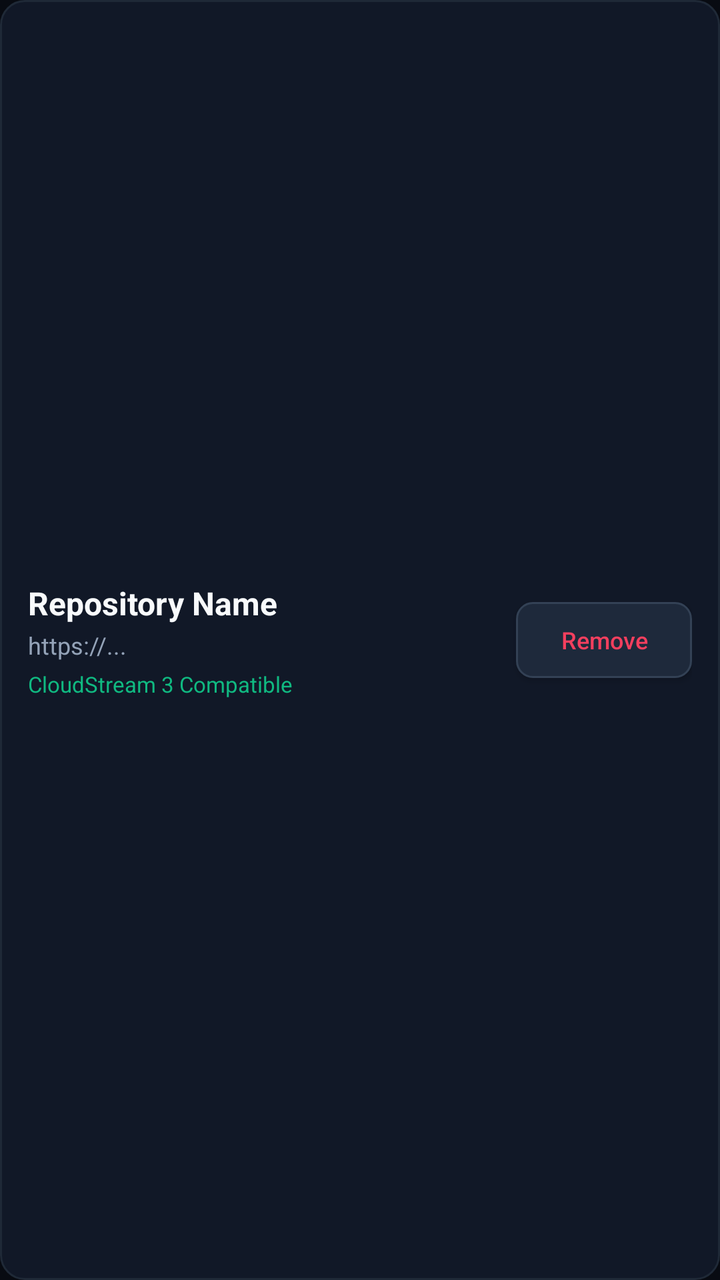
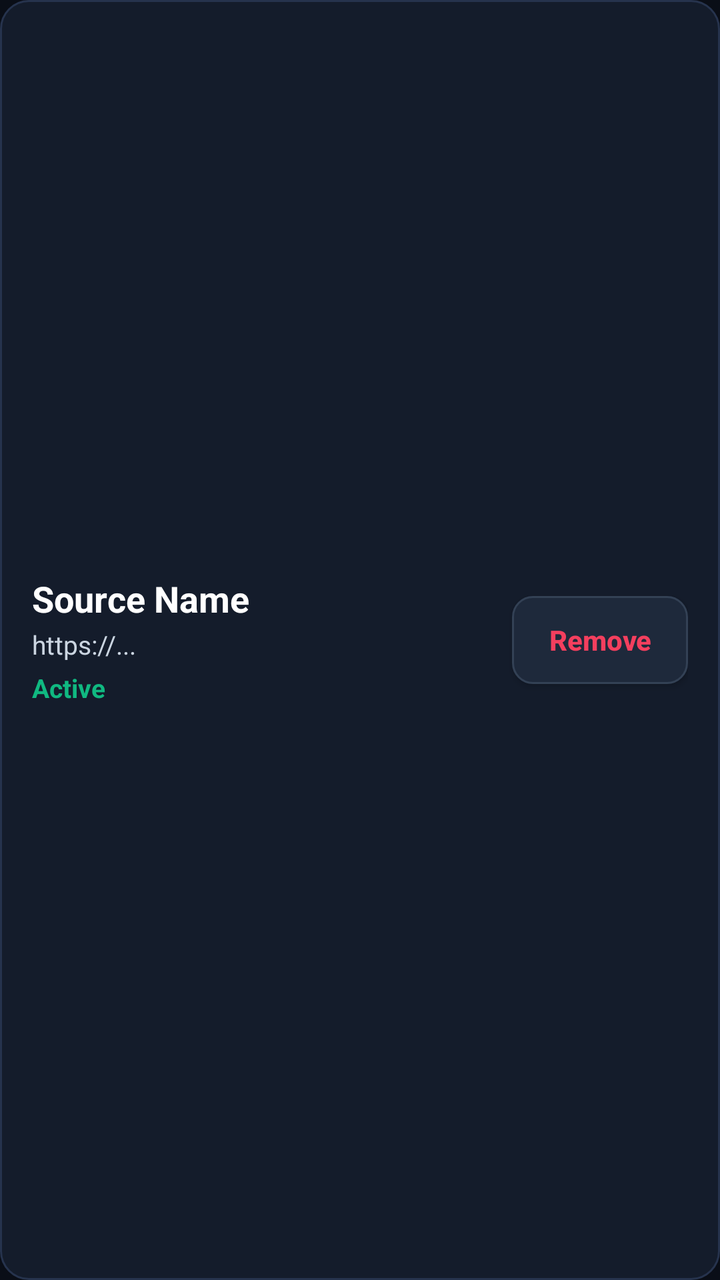

Before-and-after screenshots of an Android layout around one commit, followed by the original layout XML and the change that was made.
<!-- AndroidManifest.xml: application theme Theme.VibeTV -->
<!-- res/layout/item_repo_row.xml -->
<?xml version="1.0" encoding="utf-8"?>
<LinearLayout xmlns:android="http://schemas.android.com/apk/res/android"
    android:layout_width="match_parent"
    android:layout_height="wrap_content"
    android:layout_marginVertical="6dp"
    android:background="@drawable/tv_focus_card"
    android:gravity="center_vertical"
    android:orientation="horizontal"
    android:padding="14dp">

    <LinearLayout
        android:layout_width="0dp"
        android:layout_height="wrap_content"
        android:layout_weight="1"
        android:orientation="vertical">

        <TextView
            android:id="@+id/tv_repo_name"
            android:layout_width="wrap_content"
            android:layout_height="wrap_content"
            android:text="Repository Name"
            android:textColor="@color/vibe_text_primary"
            android:textSize="16sp"
            android:textStyle="bold" />

        <TextView
            android:id="@+id/tv_repo_url"
            android:layout_width="wrap_content"
            android:layout_height="wrap_content"
            android:layout_marginTop="2dp"
            android:ellipsize="middle"
            android:singleLine="true"
            android:text="https://..."
            android:textColor="@color/vibe_text_secondary"
            android:textSize="12sp" />

        <TextView
            android:id="@+id/tv_repo_meta"
            android:layout_width="wrap_content"
            android:layout_height="wrap_content"
            android:layout_marginTop="4dp"
            android:text="CloudStream 3 Compatible"
            android:textColor="@color/vibe_emerald"
            android:textSize="11sp" />
    </LinearLayout>

    <Button
        android:id="@+id/btn_remove_repo"
        android:layout_width="wrap_content"
        android:layout_height="38dp"
        android:background="@drawable/tv_focus_button"
        android:focusable="true"
        android:paddingHorizontal="14dp"
        android:text="Remove"
        android:textAllCaps="false"
        android:textColor="@color/vibe_rose"
        android:textSize="12sp" />

</LinearLayout>
<!-- resources referenced by this layout -->
<resources>
  <color name="vibe_emerald">#10B981</color>
  <color name="vibe_rose">#F43F5E</color>
  <color name="vibe_text_primary">#F8FAFC</color>
  <color name="vibe_text_secondary">#94A3B8</color>
  <!-- drawable tv_focus_button (drawable) -->
  <?xml version="1.0" encoding="utf-8"?>
  <selector xmlns:android="http://schemas.android.com/apk/res/android">
      <item android:state_focused="true">
          <shape android:shape="rectangle">
              <solid android:color="#6366F1" />
              <stroke android:width="2dp" android:color="#FFFFFF" />
              <corners android:radius="8dp" />
          </shape>
      </item>
      <item android:state_selected="true">
          <shape android:shape="rectangle">
              <solid android:color="#4F46E5" />
              <corners android:radius="8dp" />
          </shape>
      </item>
      <item>
          <shape android:shape="rectangle">
              <solid android:color="#1E293B" />
              <stroke android:width="1dp" android:color="#334155" />
              <corners android:radius="8dp" />
          </shape>
      </item>
  </selector>
  <!-- drawable tv_focus_card (drawable) -->
  <?xml version="1.0" encoding="utf-8"?>
  <selector xmlns:android="http://schemas.android.com/apk/res/android">
      <item android:state_focused="true">
          <shape android:shape="rectangle">
              <solid android:color="#1E293B" />
              <stroke android:width="3dp" android:color="#818CF8" />
              <corners android:radius="12dp" />
          </shape>
      </item>
      <item android:state_selected="true">
          <shape android:shape="rectangle">
              <solid android:color="#1E293B" />
              <stroke android:width="2dp" android:color="#6366F1" />
              <corners android:radius="12dp" />
          </shape>
      </item>
      <item>
          <shape android:shape="rectangle">
              <solid android:color="#111827" />
              <stroke android:width="1dp" android:color="#1F2937" />
              <corners android:radius="12dp" />
          </shape>
      </item>
  </selector>
  <style name="Theme.VibeTV" parent="Theme.AppCompat.NoActionBar">
          <item name="android:windowBackground">@color/vibe_bg</item>
          <item name="android:colorBackground">@color/vibe_bg</item>
          <item name="android:windowFullscreen">true</item>
          <item name="android:windowContentOverlay">@null</item>
          <item name="colorPrimary">@color/vibe_accent</item>
          <item name="colorAccent">@color/vibe_accent_bright</item>
      </style>
  <color name="vibe_bg">#080B12</color>
  <color name="vibe_accent">#6366F1</color>
  <color name="vibe_accent_bright">#818CF8</color>
</resources>

<!-- the commit's change to res/layout/item_repo_row.xml (unified diff, before → after) -->
@@ -6,7 +6,7 @@
     android:background="@drawable/tv_focus_card"
     android:gravity="center_vertical"
     android:orientation="horizontal"
-    android:padding="14dp">
+    android:padding="16dp">
 
     <LinearLayout
         android:layout_width="0dp"
@@ -18,9 +18,9 @@
             android:id="@+id/tv_repo_name"
             android:layout_width="wrap_content"
             android:layout_height="wrap_content"
-            android:text="Repository Name"
+            android:text="Source Name"
             android:textColor="@color/vibe_text_primary"
-            android:textSize="16sp"
+            android:textSize="18sp"
             android:textStyle="bold" />
 
         <TextView
@@ -32,28 +32,30 @@
             android:singleLine="true"
             android:text="https://..."
             android:textColor="@color/vibe_text_secondary"
-            android:textSize="12sp" />
+            android:textSize="13sp" />
 
         <TextView
             android:id="@+id/tv_repo_meta"
             android:layout_width="wrap_content"
             android:layout_height="wrap_content"
             android:layout_marginTop="4dp"
-            android:text="CloudStream 3 Compatible"
+            android:text="Active"
             android:textColor="@color/vibe_emerald"
-            android:textSize="11sp" />
+            android:textSize="13sp"
+            android:textStyle="bold" />
     </LinearLayout>
 
     <Button
         android:id="@+id/btn_remove_repo"
         android:layout_width="wrap_content"
-        android:layout_height="38dp"
+        android:layout_height="44dp"
         android:background="@drawable/tv_focus_button"
         android:focusable="true"
-        android:paddingHorizontal="14dp"
+        android:paddingHorizontal="18dp"
         android:text="Remove"
         android:textAllCaps="false"
         android:textColor="@color/vibe_rose"
-        android:textSize="12sp" />
+        android:textSize="14sp"
+        android:textStyle="bold" />
 
 </LinearLayout>
<!-- resource entries referenced after the edit -->
@@ -2,54 +2,55 @@
 <resources>
   <color name="vibe_emerald">#10B981</color>
   <color name="vibe_rose">#F43F5E</color>
-  <color name="vibe_text_primary">#F8FAFC</color>
-  <color name="vibe_text_secondary">#94A3B8</color>
+  <color name="vibe_text_primary">#FFFFFF</color>
+  <color name="vibe_text_secondary">#CBD5E1</color>
   <!-- drawable tv_focus_button (drawable) -->
   <?xml version="1.0" encoding="utf-8"?>
   <selector xmlns:android="http://schemas.android.com/apk/res/android">
       <item android:state_focused="true">
           <shape android:shape="rectangle">
-              <solid android:color="#6366F1" />
-              <stroke android:width="2dp" android:color="#FFFFFF" />
-              <corners android:radius="8dp" />
+              <solid android:color="#4F46E5" />
+              <stroke android:width="3dp" android:color="#FACC15" />
+              <corners android:radius="10dp" />
           </shape>
       </item>
       <item android:state_selected="true">
           <shape android:shape="rectangle">
-              <solid android:color="#4F46E5" />
-              <corners android:radius="8dp" />
+              <solid android:color="#4338CA" />
+              <corners android:radius="10dp" />
           </shape>
       </item>
       <item>
           <shape android:shape="rectangle">
               <solid android:color="#1E293B" />
               <stroke android:width="1dp" android:color="#334155" />
-              <corners android:radius="8dp" />
+              <corners android:radius="10dp" />
           </shape>
       </item>
   </selector>
   <!-- drawable tv_focus_card (drawable) -->
   <?xml version="1.0" encoding="utf-8"?>
   <selector xmlns:android="http://schemas.android.com/apk/res/android">
+      
       <item android:state_focused="true">
           <shape android:shape="rectangle">
               <solid android:color="#1E293B" />
-              <stroke android:width="3dp" android:color="#818CF8" />
-              <corners android:radius="12dp" />
+              <stroke android:width="4dp" android:color="#FACC15" />
+              <corners android:radius="14dp" />
           </shape>
       </item>
       <item android:state_selected="true">
           <shape android:shape="rectangle">
               <solid android:color="#1E293B" />
-              <stroke android:width="2dp" android:color="#6366F1" />
-              <corners android:radius="12dp" />
+              <stroke android:width="3dp" android:color="#818CF8" />
+              <corners android:radius="14dp" />
           </shape>
       </item>
       <item>
           <shape android:shape="rectangle">
-              <solid android:color="#111827" />
-              <stroke android:width="1dp" android:color="#1F2937" />
-              <corners android:radius="12dp" />
+              <solid android:color="#141C2B" />
+              <stroke android:width="1dp" android:color="#26334D" />
+              <corners android:radius="14dp" />
           </shape>
       </item>
   </selector>
@@ -59,10 +60,10 @@
           <item name="android:windowFullscreen">true</item>
           <item name="android:windowContentOverlay">@null</item>
           <item name="colorPrimary">@color/vibe_accent</item>
-          <item name="colorAccent">@color/vibe_accent_bright</item>
+          <item name="colorAccent">@color/vibe_focus_ring</item>
       </style>
-  <color name="vibe_bg">#080B12</color>
-  <color name="vibe_accent">#6366F1</color>
-  <color name="vibe_accent_bright">#818CF8</color>
+  <color name="vibe_bg">#0A0E17</color>
+  <color name="vibe_accent">#4F46E5</color>
+  <color name="vibe_focus_ring">#FACC15</color>
 </resources>
 
